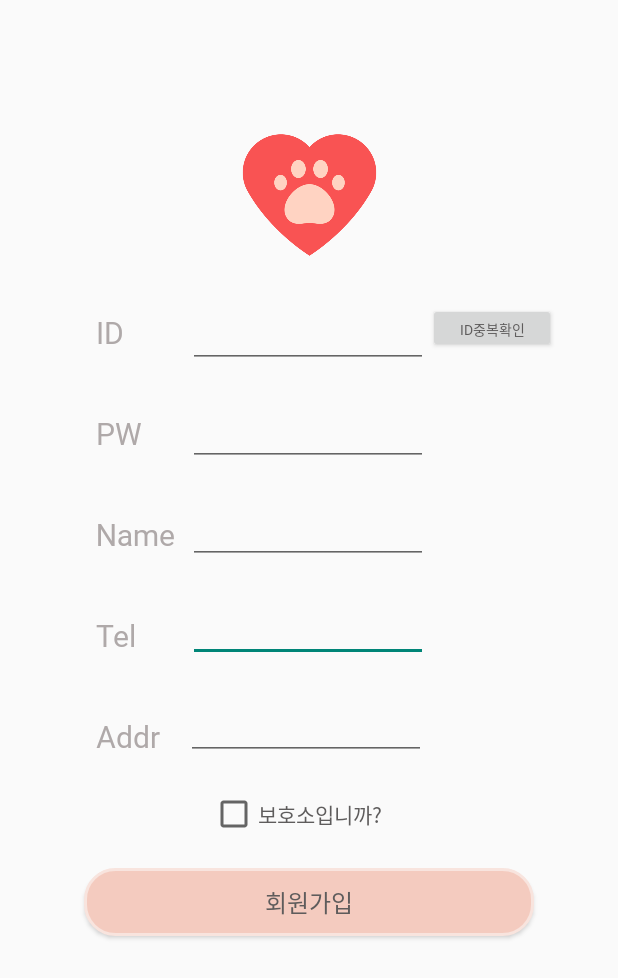
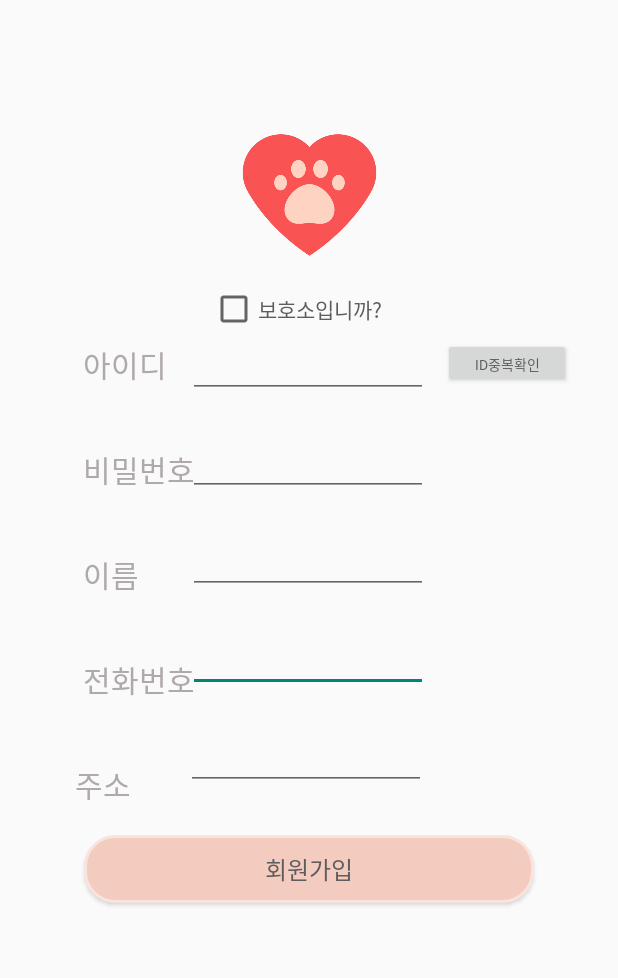
Before and after one commit to 2021-SMHRD-KDT-AI-4/YB, an Android app: the Join screen opened directly, with no data from a screen before it, on a phone screen of 412 x 824 dp. Shown: the top 978 px of the screen. Run offline under Robolectric (Android 15) with nearby library versions, the phone set to English and light mode, and no system bars; our stand-ins replace Volley; network calls fail.

Commit message:
회원가입시 보호소면 주소가 보호소 이름으로 바뀜

```diff
--- a/app/src/main/res/layout/activity_join.xml
+++ b/app/src/main/res/layout/activity_join.xml
@@ -11,12 +11,12 @@
         android:layout_width="wrap_content"
         android:layout_height="wrap_content"
         android:layout_marginStart="140dp"
-        android:layout_marginTop="20dp"
+        android:layout_marginTop="10dp"
+        android:fontFamily="@font/nanumbarunpenb"
         android:text="보호소입니까?"
-        android:fontFamily="@font/nanumbarunpenb"
         android:textColor="#5E5C5C"
         app:layout_constraintStart_toStartOf="parent"
-        app:layout_constraintTop_toBottomOf="@+id/edt_join_addr" />
+        app:layout_constraintTop_toBottomOf="@+id/img_logo3" />
 
     <EditText
         android:id="@+id/edt_join_tel"
@@ -36,7 +36,7 @@
         android:layout_width="160dp"
         android:layout_height="45dp"
         android:layout_marginStart="125dp"
-        android:layout_marginTop="20dp"
+        android:layout_marginTop="40dp"
         android:ems="10"
         android:fontFamily="@font/nanumbarunpenb"
         android:inputType="textPersonName"
@@ -47,10 +47,10 @@
         android:id="@+id/tv_tel1"
         android:layout_width="wrap_content"
         android:layout_height="wrap_content"
-        android:layout_marginStart="64dp"
+        android:layout_marginStart="55dp"
         android:layout_marginTop="40dp"
-        android:text="Tel"
         android:fontFamily="@font/nanumbarunpenb"
+        android:text="전화번호"
         android:textColor="#AFA9A9"
         android:textSize="20sp"
         app:layout_constraintStart_toStartOf="parent"
@@ -60,12 +60,12 @@
         android:id="@+id/tv_pw1"
         android:layout_width="wrap_content"
         android:layout_height="wrap_content"
-        android:layout_marginStart="64dp"
+        android:layout_marginStart="55dp"
         android:layout_marginTop="40dp"
-        android:text="PW"
+        android:fontFamily="@font/nanumbarunpenb"
+        android:text="비밀번호"
         android:textColor="#AFA9A9"
         android:textSize="20sp"
-        android:fontFamily="@font/nanumbarunpenb"
         app:layout_constraintStart_toStartOf="parent"
         app:layout_constraintTop_toBottomOf="@+id/tv_id1" />
 
@@ -86,8 +86,8 @@
         android:layout_width="85dp"
         android:layout_height="33dp"
         android:layout_gravity="start"
-        android:layout_marginStart="285dp"
-        android:layout_marginTop="22dp"
+        android:layout_marginStart="295dp"
+        android:layout_marginTop="45dp"
         android:enabled="true"
         android:fontFamily="@font/nanumbarunpenb"
         android:text="ID중복확인"
@@ -101,7 +101,7 @@
         android:layout_width="300dp"
         android:layout_height="45dp"
         android:layout_gravity="start"
-        android:layout_marginTop="20dp"
+        android:layout_marginTop="30dp"
         android:background="@drawable/btn_round_pink"
         android:enabled="true"
         android:fontFamily="@font/nanumbarunpenb"
@@ -110,16 +110,16 @@
         android:textSize="16sp"
         app:layout_constraintEnd_toEndOf="parent"
         app:layout_constraintStart_toStartOf="parent"
-        app:layout_constraintTop_toBottomOf="@+id/shelter_check" />
+        app:layout_constraintTop_toBottomOf="@+id/edt_join_addr" />
 
     <TextView
         android:id="@+id/tv_name1"
         android:layout_width="wrap_content"
         android:layout_height="wrap_content"
-        android:layout_marginStart="64dp"
+        android:layout_marginStart="55dp"
         android:layout_marginTop="40dp"
-        android:text="Name"
         android:fontFamily="@font/nanumbarunpenb"
+        android:text="이름"
         android:textColor="#AFA9A9"
         android:textSize="20sp"
         app:layout_constraintStart_toStartOf="parent"
@@ -141,10 +141,10 @@
         android:id="@+id/tv_add1"
         android:layout_width="wrap_content"
         android:layout_height="wrap_content"
-        android:layout_marginStart="64dp"
+        android:layout_marginStart="50dp"
         android:layout_marginTop="40dp"
-        android:text="Addr"
         android:fontFamily="@font/nanumbarunpenb"
+        android:text="주소"
         android:textColor="#AFA9A9"
         android:textSize="20sp"
         app:layout_constraintStart_toStartOf="parent"
@@ -176,12 +176,12 @@
         android:id="@+id/tv_id1"
         android:layout_width="wrap_content"
         android:layout_height="wrap_content"
-        android:layout_marginStart="64dp"
-        android:layout_marginTop="28dp"
-        android:text="ID"
+        android:layout_marginStart="55dp"
+        android:layout_marginTop="48dp"
+        android:fontFamily="@font/nanumbarunpenb"
+        android:text="아이디"
         android:textColor="#AFA9A9"
         android:textSize="20sp"
-        android:fontFamily="@font/nanumbarunpenb"
         app:layout_constraintStart_toStartOf="parent"
         app:layout_constraintTop_toBottomOf="@+id/img_logo3" />
 
```
Also changed, not shown: app/src/main/java/com/example/findyourdog/Join.java (+60 -1 lines).
